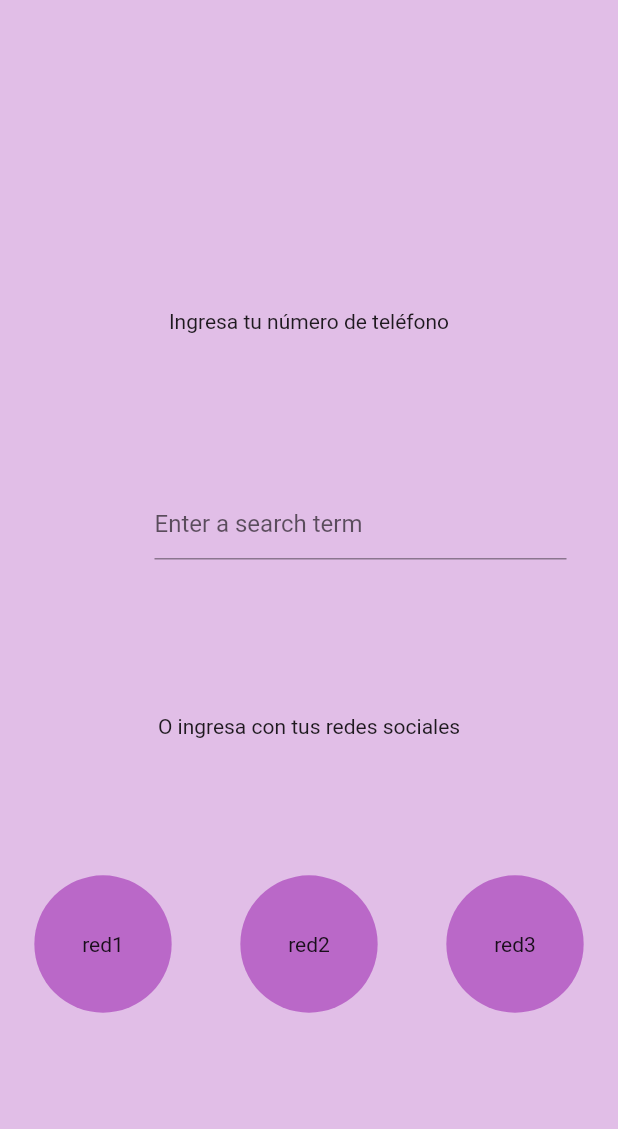
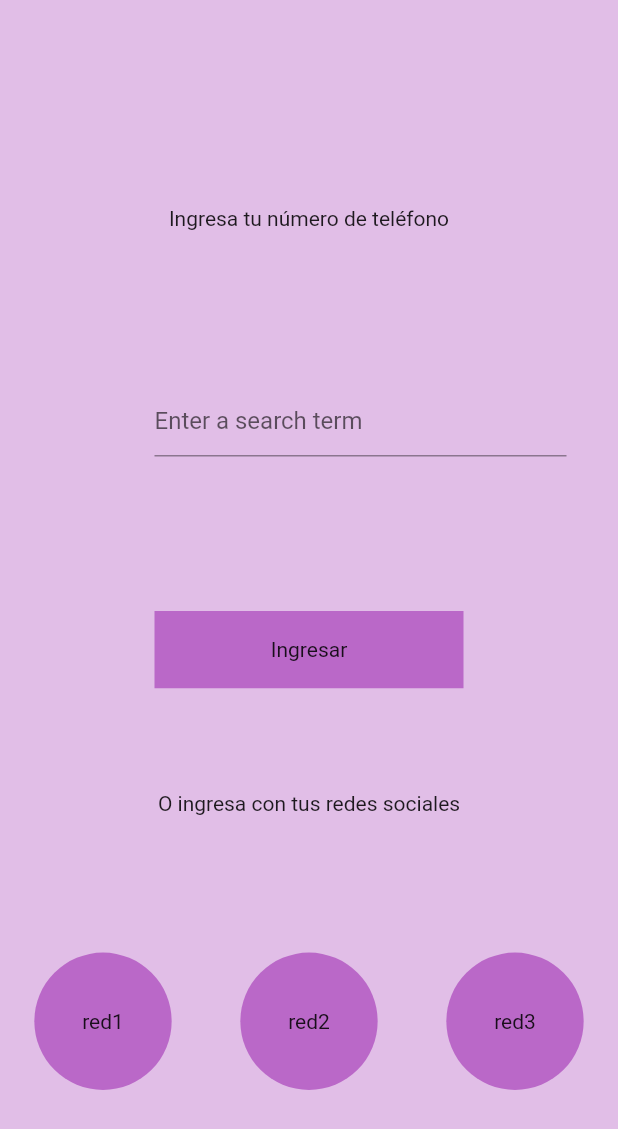
Before and after one commit to FabianFeo/Noestasola, a Flutter app: the screen it shows after launch, after a tap on "usuario", on a phone screen of 412 x 824 dp. Shown: the top 1129 px of the screen. Run offline on Flutter 3.47's test engine with Material 2 defaults, Android fonts, the phone set to English and light mode, and no system bars; our stand-ins replace cloud_firestore, firebase_core, flare_flutter, google_maps_flutter, pin_code_fields; accounts and stored records are empty.

Commit message:
visual 1

```diff
--- a/lib/src/view/usuarioLogin.dart
+++ b/lib/src/view/usuarioLogin.dart
@@ -1,3 +1,4 @@
+import 'package:NoEstasSola/src/codigoverificacion.dart';
 import 'package:NoEstasSola/src/view/index.dart';
 import 'package:flutter/material.dart';
 
@@ -20,7 +21,7 @@ class _UsuarioLoginState extends State<UsuarioLogin> {
       child: Scaffold(
         backgroundColor: Colors.purple[100],
         body: Container(
-          margin: EdgeInsets.only(top: height / 4),
+          margin: EdgeInsets.only(top: height / 6),
           child: SingleChildScrollView(
             child: Column(
               children: [
@@ -45,6 +46,34 @@ class _UsuarioLoginState extends State<UsuarioLogin> {
                         ))
                       ],
                     )),
+                Container(
+                  margin: EdgeInsets.only(bottom: height / 12),
+                  width: width,
+                  child: Center(
+                    child: GestureDetector(
+                      child: SizedBox(
+                        child: Container(
+                          height: height / 16,
+                          width: width / 2,
+                          alignment: Alignment.center,
+                          decoration: BoxDecoration(
+                              color: Colors.purple[300],
+                              shape: BoxShape.rectangle),
+                          child: Center(
+                            child: Text('Ingresar'),
+                          ),
+                        ),
+                      ),
+                      onTap: () => {
+                        Navigator.of(context).pop(),
+                        Navigator.push(
+                          context,
+                          MaterialPageRoute(builder: (context) => CodigoVerificacion()),
+                          ),
+                      },
+                    ),
+                  ),
+                ),
                 Container(
                   margin: EdgeInsets.only(bottom: height / 9),
                   child: Text("O ingresa con tus redes sociales"),
--- a/pubspec.yaml
+++ b/pubspec.yaml
@@ -18,6 +18,9 @@ dependencies:
   firebase_core: ^1.0.0
   cloud_firestore: ^1.0.0
   google_maps_flutter: ^2.0.1
+  flutter_verification_code: ^0.2.1
+  pin_code_fields: ^6.1.0
+  flare_flutter: ^2.0.6
 
 
 
```
Also changed, not shown: lib/src/codigoverificacion.dart (added, +93 -0 lines), pubspec.lock.
